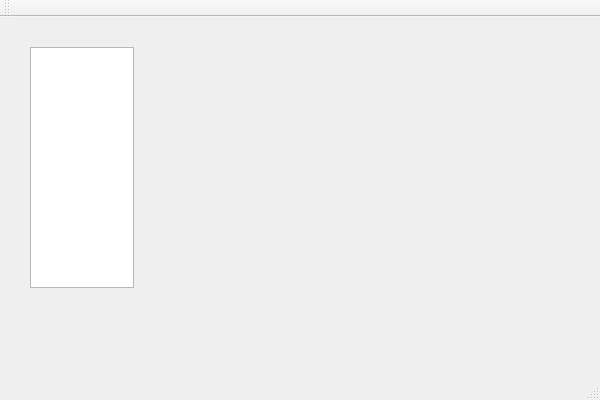
Qt form Scribble/Scribble/EndScreen.ui (PopescuFilip/Scribble) before a commit.
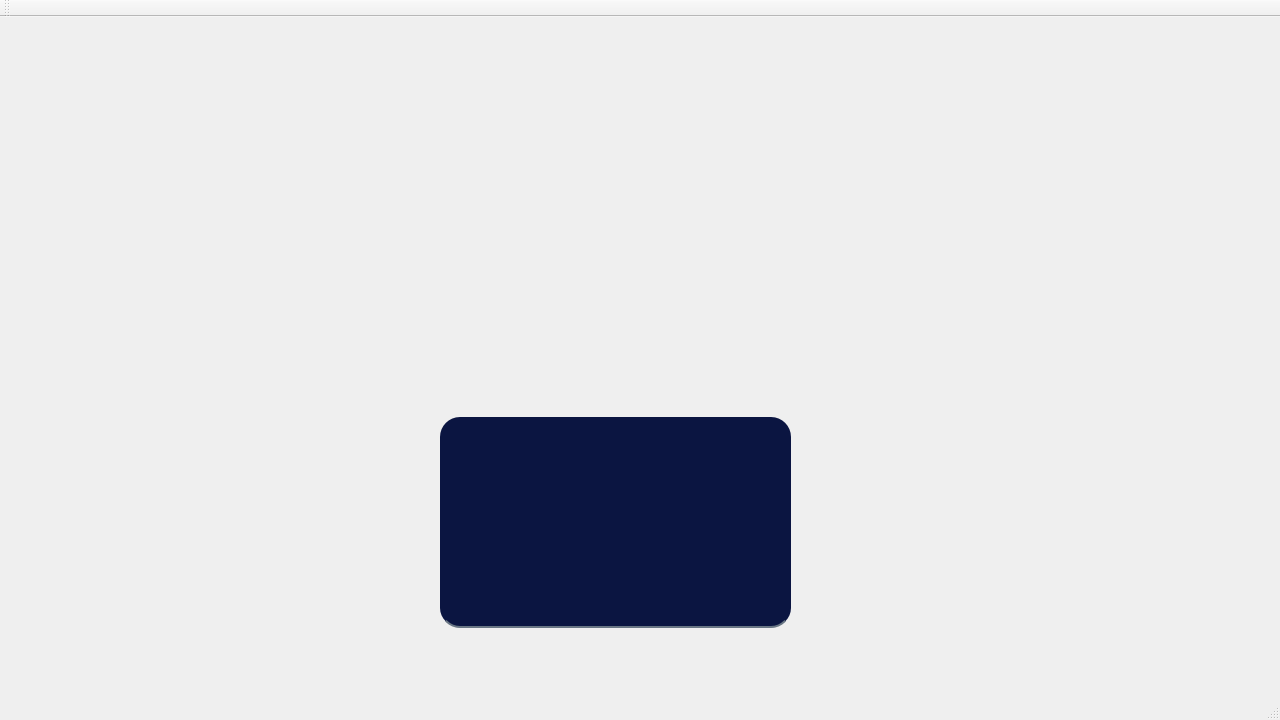
The same form after that commit.

Commit message: Changed the background photo in EndGame

What changed in the file:
```diff
--- a/Scribble/Scribble/EndScreen.ui
+++ b/Scribble/Scribble/EndScreen.ui
@@ -6,23 +6,58 @@
    <rect>
     <x>0</x>
     <y>0</y>
-    <width>600</width>
-    <height>400</height>
+    <width>1280</width>
+    <height>720</height>
    </rect>
   </property>
+  <property name="font">
+   <font>
+    <pointsize>25</pointsize>
+   </font>
+  </property>
   <property name="windowTitle">
    <string>EndScreen</string>
   </property>
   <widget class="QWidget" name="centralWidget">
-   <widget class="QTextEdit" name="textEdit">
+   <widget class="QWidget" name="widget" native="true">
     <property name="geometry">
      <rect>
-      <x>30</x>
-      <y>30</y>
-      <width>104</width>
+      <x>430</x>
+      <y>380</y>
+      <width>361</width>
       <height>241</height>
      </rect>
     </property>
+    <property name="styleSheet">
+     <string notr="true">border-radius:20px;
+</string>
+    </property>
+    <widget class="QTextEdit" name="textEdit">
+     <property name="geometry">
+      <rect>
+       <x>10</x>
+       <y>20</y>
+       <width>351</width>
+       <height>211</height>
+      </rect>
+     </property>
+     <property name="font">
+      <font>
+       <pointsize>25</pointsize>
+       <italic>true</italic>
+       <bold>true</bold>
+       <underline>true</underline>
+      </font>
+     </property>
+     <property name="styleSheet">
+      <string notr="true">background-color: rgb(11, 21, 65);
+border:none;
+border-bottom:2px solid rgba(105, 118,132, 255);
+color:rgba(255,255, 255, 230);
+padding-bottom:7px;
+radius-border:20xp;</string>
+     </property>
+    </widget>
    </widget>
   </widget>
   <widget class="QMenuBar" name="menuBar">
```
Left out of the diff: 4 changed lines with no effect on the pictures. The commit also changes 2 other files.
